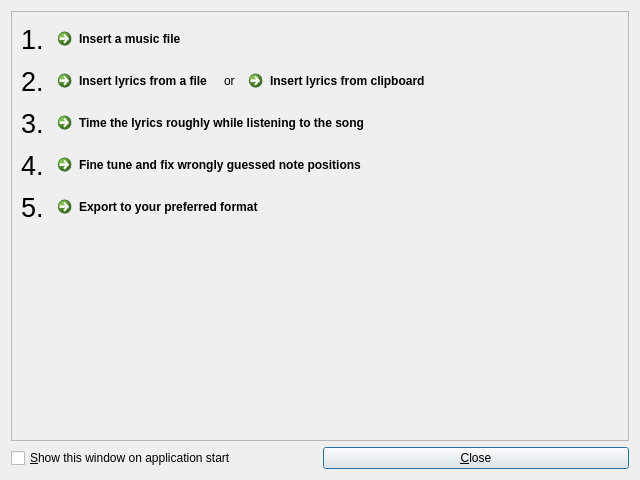
First picture: the form in gettingstarted.ui, repository performous/composer, before the edit.
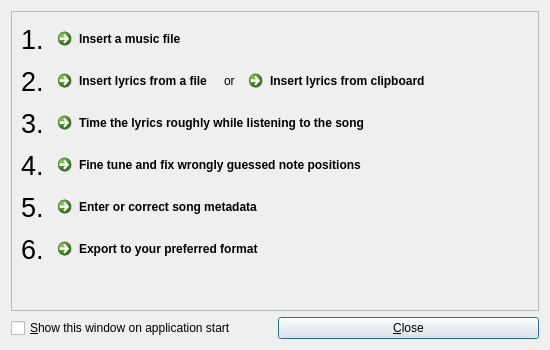
Second picture: the form after the edit.

Commit message: Add one more step to GettingStarted.

```diff
--- a/gettingstarted.ui
+++ b/gettingstarted.ui
@@ -6,8 +6,8 @@
    <rect>
     <x>0</x>
     <y>0</y>
-    <width>640</width>
-    <height>480</height>
+    <width>550</width>
+    <height>350</height>
    </rect>
   </property>
   <property name="windowTitle">
@@ -26,6 +26,9 @@
      <property name="text">
       <string>&amp;Close</string>
      </property>
+     <property name="default">
+      <bool>true</bool>
+     </property>
     </widget>
    </item>
    <item row="1" column="0" colspan="2">
@@ -111,7 +114,7 @@
         </property>
        </widget>
       </item>
-      <item row="5" column="0">
+      <item row="6" column="0">
        <spacer name="verticalSpacer">
         <property name="orientation">
          <enum>Qt::Vertical</enum>
@@ -165,13 +168,32 @@
         </property>
        </widget>
       </item>
-      <item row="4" column="1" colspan="3">
+      <item row="5" column="0">
+       <widget class="QLabel" name="label_6">
+        <property name="font">
+         <font>
+          <pointsize>20</pointsize>
+         </font>
+        </property>
+        <property name="text">
+         <string>6.</string>
+        </property>
+       </widget>
+      </item>
+      <item row="5" column="1" colspan="3">
        <widget class="QCommandLinkButton" name="cmdExport">
         <property name="text">
          <string>Export to your preferred format</string>
         </property>
        </widget>
       </item>
+      <item row="4" column="1" colspan="3">
+       <widget class="QCommandLinkButton" name="cmdMetadata">
+        <property name="text">
+         <string>Enter or correct song metadata</string>
+        </property>
+       </widget>
+      </item>
      </layout>
     </widget>
    </item>
```
The commit also changes 1 other file.
